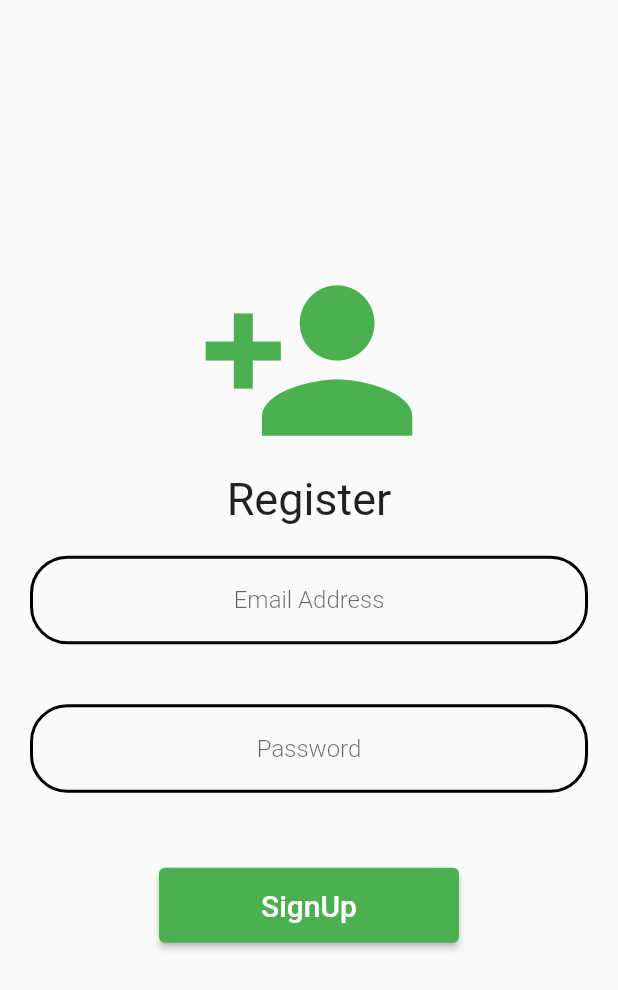
After one commit to omkale-dev/Khabr, a Flutter app: the screen it shows after launch, after a tap on "Login", after a tap on "New here, Sign UP", on a phone screen of 412 x 824 dp. The commit adds this screen. Shown: the top 990 px of the screen. Run offline on Flutter 3.47's test engine with Material 2 defaults, Android fonts, the phone set to English and light mode, and no system bars; our stand-ins replace share, shared_preferences, webview_flutter; network calls fail.

Commit message:
added login/signup feature and made category functional

```diff
--- /dev/null
+++ b/lib/Controller/passwordController.dart
@@ -0,0 +1,52 @@
+import 'package:shared_preferences/shared_preferences.dart';
+
+class PasswordController {
+  //save password and email
+  static Future<void> savePassword({String password, String email}) async {
+    SharedPreferences prefs = await SharedPreferences.getInstance();
+    prefs.setString("password", password);
+    prefs.setString("email", email);
+    prefs.setBool("logout", true);
+  }
+
+  //save password and email
+  static Future<bool> checkPassword({String password, String email}) async {
+    SharedPreferences prefs;
+    prefs = await SharedPreferences.getInstance();
+    if (password == prefs.getString("password") &&
+        email == prefs.getString("email")) {
+      prefs.setBool("logout", true);
+
+      return true;
+    }
+    return false;
+  }
+
+  //if already signin
+  static Future<bool> isSignin() async {
+    SharedPreferences prefs;
+    prefs = await SharedPreferences.getInstance();
+
+    if (prefs.containsKey("password") && prefs.containsKey("email")) {
+      return true;
+    } else {
+      return false;
+    }
+  }
+
+  static logout() async {
+    SharedPreferences prefs;
+    prefs = await SharedPreferences.getInstance();
+    prefs.setBool("logout", false);
+  }
+
+  static checkLoggedOut() async {
+    SharedPreferences prefs;
+    prefs = await SharedPreferences.getInstance();
+    if (prefs.containsKey("logout")) {
+      return prefs.getBool("logout");
+    } else {
+      return false;
+    }
+  }
+}
--- a/lib/View/categoryCard.dart
+++ b/lib/View/categoryCard.dart
@@ -2,13 +2,16 @@ import 'package:flutter/material.dart';
 
 class CategoryCard extends StatelessWidget {
   final String imageAssetUrl, category;
+  final getCategoryNews;
   CategoryCard({
     @required this.imageAssetUrl,
     @required this.category,
+    @required this.getCategoryNews,
   });
   @override
   Widget build(BuildContext context) {
     return GestureDetector(
+      onTap: getCategoryNews,
       child: Container(
         margin: EdgeInsets.all(6),
         height: 70,
--- a/lib/View/drawerView.dart
+++ b/lib/View/drawerView.dart
@@ -1,4 +1,6 @@
 import 'package:flutter/material.dart';
+import 'package:khabr/Controller/passwordController.dart';
+import 'package:khabr/View/loginScreen.dart';
 import 'package:khabr/View/privacyPolicy.dart';
 
 import 'about.dart';
@@ -10,6 +12,7 @@ class DrawerView extends StatelessWidget {
       child: Column(
         children: [
           ListTile(
+            leading: Icon(Icons.info),
             title: Text(
               "About",
               style: TextStyle(fontSize: 18),
@@ -18,6 +21,7 @@ class DrawerView extends StatelessWidget {
                 context, MaterialPageRoute(builder: (c) => About())),
           ),
           ListTile(
+            leading: Icon(Icons.privacy_tip),
             title: Text(
               "Privacy Policy",
               style: TextStyle(fontSize: 18),
@@ -25,6 +29,17 @@ class DrawerView extends StatelessWidget {
             onTap: () => Navigator.push(
                 context, MaterialPageRoute(builder: (c) => Privacy())),
           ),
+          ListTile(
+              leading: Icon(Icons.logout),
+              title: Text(
+                "Logout",
+                style: TextStyle(fontSize: 18),
+              ),
+              onTap: () => {
+                    PasswordController.logout(),
+                    Navigator.pushReplacement(context,
+                        MaterialPageRoute(builder: (c) => LoginScreen()))
+                  }),
           Spacer(),
           Row(
             mainAxisAlignment: MainAxisAlignment.center,
--- a/lib/View/homeScreen.dart
+++ b/lib/View/homeScreen.dart
@@ -18,7 +18,15 @@ class _HomeScreenState extends State<HomeScreen> {
   bool loading = true;
   getNews({String searchNews}) async {
     if (searchNews != null) {
+      ScaffoldMessenger.of(context).showSnackBar(SnackBar(
+        content: Text(
+          "Fetching News on $searchNews",
+          textAlign: TextAlign.center,
+        ),
+        behavior: SnackBarBehavior.floating,
+      ));
       news = await fetchNews(search: searchNews);
+
       loading = false;
     } else {
       news = await fetchNews();
@@ -43,6 +51,15 @@ class _HomeScreenState extends State<HomeScreen> {
           child: Icon(Icons.refresh),
           onPressed: () {
             getNews();
+            ScaffoldMessenger.of(context).showSnackBar(
+              SnackBar(
+                content: Text(
+                  "Refreshed",
+                  textAlign: TextAlign.center,
+                ),
+                behavior: SnackBarBehavior.floating,
+              ),
+            );
           },
         ),
         drawer: Drawer(
@@ -80,6 +97,8 @@ class _HomeScreenState extends State<HomeScreen> {
                   return CategoryCard(
                     imageAssetUrl: categoryList[i].imageUrl,
                     category: categoryList[i].category,
+                    getCategoryNews: () =>
+                        getNews(searchNews: categoryList[i].category),
                   );
                 },
                 itemCount: categoryList.length,
--- /dev/null
+++ b/lib/View/loginScreen.dart
@@ -0,0 +1,208 @@
+import 'dart:io';
+
+import 'package:flutter/material.dart';
+import 'package:khabr/Controller/passwordController.dart';
+import 'package:khabr/View/homeScreen.dart';
+import 'package:khabr/View/signUpScreen.dart';
+import 'package:shared_preferences/shared_preferences.dart';
+
+class LoginScreen extends StatefulWidget {
+  @override
+  _LoginScreenState createState() => _LoginScreenState();
+}
+
+class _LoginScreenState extends State<LoginScreen> {
+  final _formKey = GlobalKey<FormState>();
+  String password;
+  String email;
+
+  //if signin or forgot password
+  Future<Widget> isSignOrForgot() async {
+    bool isSignin = await PasswordController.isSignin();
+
+    if (isSignin) {
+      return GestureDetector(
+        onTap: () {
+          //go to register page
+          Navigator.push(
+              context, MaterialPageRoute(builder: (c) => SignUpScreen()));
+        },
+        child: Text(
+          "Forgot password",
+          style: TextStyle(
+            color: Colors.blue[900],
+            decoration: TextDecoration.underline,
+          ),
+        ),
+      );
+    } else {
+      return GestureDetector(
+        onTap: () {
+          //go to register page
+          Navigator.push(
+              context, MaterialPageRoute(builder: (c) => SignUpScreen()));
+        },
+        child: Text(
+          "New here, Sign UP",
+          style: TextStyle(
+            color: Colors.blue[900],
+            decoration: TextDecoration.underline,
+          ),
+        ),
+      );
+    }
+  }
+
+  @override
+  Widget build(BuildContext context) {
+    return Scaffold(
+      body: Center(
+        child: Column(
+          mainAxisAlignment: MainAxisAlignment.center,
+          children: [
+            Icon(
+              Icons.person,
+              size: 150,
+              color: Colors.green,
+            ),
+            Text(
+              "User Login",
+              style: TextStyle(fontSize: 30),
+            ),
+            Form(
+              key: _formKey,
+              child: Column(
+                children: [
+                  Padding(
+                    padding: const EdgeInsets.all(20.0),
+                    child: TextFormField(
+                      textAlign: TextAlign.center,
+                      decoration: InputDecoration(
+                        hintText: "Email Address",
+                        hintStyle: TextStyle(
+                          fontWeight: FontWeight.w300,
+                        ),
+                        focusedBorder: OutlineInputBorder(
+                          borderSide:
+                              const BorderSide(width: 2.0, color: Colors.green),
+                          borderRadius: BorderRadius.circular(25.0),
+                        ),
+                        enabledBorder: OutlineInputBorder(
+                          borderSide: const BorderSide(width: 2.0),
+                          borderRadius: BorderRadius.circular(25.0),
+                        ),
+                        focusedErrorBorder: OutlineInputBorder(
+                          borderSide:
+                              const BorderSide(width: 2.0, color: Colors.red),
+                          borderRadius: BorderRadius.circular(25.0),
+                        ),
+                        errorBorder: OutlineInputBorder(
+                          borderSide:
+                              const BorderSide(width: 2.0, color: Colors.red),
+                          borderRadius: BorderRadius.circular(25.0),
+                        ),
+                      ),
+                      validator: (text) {
+                        if (text != null &&
+                            text.isNotEmpty &&
+                            RegExp(r'^(([^<>()[\]\\.,;:\s@\"]+(\.[^<>()[\]\\.,;:\s@\"]+)*)|(\".+\"))@((\[[0-9]{1,3}\.[0-9]{1,3}\.[0-9]{1,3}\.[0-9]{1,3}\])|(([a-zA-Z\-0-9]+\.)+[a-zA-Z]{2,}))$')
+                                .hasMatch(text)) {
+                          email = text;
+                        } else {
+                          return 'Enter Valid Email';
+                        }
+                        return null;
+                      },
+                    ),
+                  ),
+                  Padding(
+                    padding: const EdgeInsets.all(20.0),
+                    child: TextFormField(
+                      obscureText: true,
+                      textAlign: TextAlign.center,
+                      decoration: InputDecoration(
+                        hintText: "Password",
+                        hintStyle: TextStyle(
+                          fontWeight: FontWeight.w300,
+                        ),
+                        focusedBorder: OutlineInputBorder(
+                          borderSide:
+                              const BorderSide(width: 2.0, color: Colors.green),
+                          borderRadius: BorderRadius.circular(25.0),
+                        ),
+                        enabledBorder: OutlineInputBorder(
+                          borderSide: const BorderSide(width: 2.0),
+                          borderRadius: BorderRadius.circular(25.0),
+                        ),
+                        focusedErrorBorder: OutlineInputBorder(
+                          borderSide:
+                              const BorderSide(width: 2.0, color: Colors.red),
+                          borderRadius: BorderRadius.circular(25.0),
+                        ),
+                        errorBorder: OutlineInputBorder(
+                          borderSide:
+                              const BorderSide(width: 2.0, color: Colors.red),
+                          borderRadius: BorderRadius.circular(25.0),
+                        ),
+                      ),
+                      validator: (text) {
+                        if (text != null &&
+                            text.isNotEmpty &&
+                            text.length >= 4) {
+                          password = text;
+                        } else {
+                          return 'Enter Valid Password';
+                        }
+                        return null;
+                      },
+                    ),
+                  ),
+                ],
+              ),
+            ),
+            SizedBox(
+              height: 30,
+            ),
+            Container(
+              width: 200,
+              height: 50,
+              child: ElevatedButton(
+                onPressed: () async {
+                  if (_formKey.currentState.validate()) {
+                    //login creds were valid
+                    bool status = await PasswordController.checkPassword(
+                        password: password, email: email);
+
+                    if (status) {
+                      Navigator.pushReplacement(context,
+                          MaterialPageRoute(builder: (c) => HomeScreen()));
+                    } else {
+                      ScaffoldMessenger.of(context).showSnackBar(SnackBar(
+                          content: Text("Please enter valid credentials")));
+                    }
+                  }
+                },
+                child: Text(
+                  "Login",
+                  style: TextStyle(fontSize: 20),
+                ),
+              ),
+            ),
+            SizedBox(
+              height: 30,
+            ),
+            FutureBuilder(
+              builder: (ctx, snapshot) {
+                return snapshot.data ??
+                    Center(
+                      child: CircularProgressIndicator(),
+                    );
+              },
+              future: isSignOrForgot(),
+            ),
+          ],
+        ),
+      ),
+    );
+  }
+}
--- a/lib/View/newsListCard.dart
+++ b/lib/View/newsListCard.dart
@@ -5,6 +5,16 @@ class NewsListCard extends StatelessWidget {
   final String imageUrl, title, description, articleUrl;
   NewsListCard(
       {@required this.imageUrl, this.title, this.description, this.articleUrl});
+
+  ImageProvider getImage() {
+    try {
+      return NetworkImage(imageUrl);
+    } catch (e) {
+      print("Error in loading image");
+      return AssetImage('assets/images/khaBr.png');
+    }
+  }
+
   @override
   Widget build(BuildContext context) {
     return GestureDetector(
@@ -21,11 +31,15 @@ class NewsListCard extends StatelessWidget {
           children: [
             Container(
               height: 200,
+              width: double.infinity,
               decoration: BoxDecoration(
                 color: Colors.green,
                 borderRadius: BorderRadius.circular(5),
                 image: DecorationImage(
-                    image: NetworkImage(imageUrl), fit: BoxFit.cover),
+                  // image: NetworkImage(imageUrl),
+                  image: getImage(),
+                  fit: BoxFit.cover,
+                ),
               ),
             ),
             SizedBox(
--- /dev/null
+++ b/lib/View/signUpScreen.dart
@@ -0,0 +1,161 @@
+import 'package:flutter/material.dart';
+import 'package:khabr/Controller/passwordController.dart';
+import 'package:shared_preferences/shared_preferences.dart';
+
+class SignUpScreen extends StatefulWidget {
+  @override
+  _SignUpScreenState createState() => _SignUpScreenState();
+}
+
+class _SignUpScreenState extends State<SignUpScreen> {
+  final _formKey = GlobalKey<FormState>();
+  String password;
+  String email;
+
+  @override
+  Widget build(BuildContext context) {
+    return Scaffold(
+      body: Center(
+        child: Column(
+          mainAxisAlignment: MainAxisAlignment.center,
+          children: [
+            Icon(
+              Icons.person_add,
+              size: 150,
+              color: Colors.green,
+            ),
+            Text(
+              "Register",
+              style: TextStyle(fontSize: 30),
+            ),
+            Form(
+              key: _formKey,
+              child: Column(
+                children: [
+                  Padding(
+                    padding: const EdgeInsets.all(20.0),
+                    child: TextFormField(
+                      textAlign: TextAlign.center,
+                      decoration: InputDecoration(
+                        hintText: "Email Address",
+                        hintStyle: TextStyle(
+                          fontWeight: FontWeight.w300,
+                        ),
+                        focusedBorder: OutlineInputBorder(
+                          borderSide:
+                              const BorderSide(width: 2.0, color: Colors.green),
+                          borderRadius: BorderRadius.circular(25.0),
+                        ),
+                        enabledBorder: OutlineInputBorder(
+                          borderSide: const BorderSide(width: 2.0),
+                          borderRadius: BorderRadius.circular(25.0),
+                        ),
+                        focusedErrorBorder: OutlineInputBorder(
+                          borderSide:
+                              const BorderSide(width: 2.0, color: Colors.red),
+                          borderRadius: BorderRadius.circular(25.0),
+                        ),
+                        errorBorder: OutlineInputBorder(
+                          borderSide:
+                              const BorderSide(width: 2.0, color: Colors.red),
+                          borderRadius: BorderRadius.circular(25.0),
+                        ),
+                      ),
+                      validator: (text) {
+                        if (text != null &&
+                            text.isNotEmpty &&
+                            RegExp(r'^(([^<>()[\]\\.,;:\s@\"]+(\.[^<>()[\]\\.,;:\s@\"]+)*)|(\".+\"))@((\[[0-9]{1,3}\.[0-9]{1,3}\.[0-9]{1,3}\.[0-9]{1,3}\])|(([a-zA-Z\-0-9]+\.)+[a-zA-Z]{2,}))$')
+                                .hasMatch(text)) {
+                          //valid email
+                          setState(() {
+                            email = text;
+                          });
+                        } else {
+                          return 'Enter Valid Email';
+                        }
+
+                        return null;
+                      },
+                    ),
+                  ),
+                  Padding(
+                    padding: const EdgeInsets.all(20.0),
+                    child: TextFormField(
+                      obscureText: true,
+                      textAlign: TextAlign.center,
+                      decoration: InputDecoration(
+                        hintText: "Password",
+                        hintStyle: TextStyle(
+                          fontWeight: FontWeight.w300,
+                        ),
+                        focusedBorder: OutlineInputBorder(
+                          borderSide:
+                              const BorderSide(width: 2.0, color: Colors.green),
+                          borderRadius: BorderRadius.circular(25.0),
+                        ),
+                        enabledBorder: OutlineInputBorder(
+                          borderSide: const BorderSide(width: 2.0),
+                          borderRadius: BorderRadius.circular(25.0),
+                        ),
+                        focusedErrorBorder: OutlineInputBorder(
+                          borderSide:
+                              const BorderSide(width: 2.0, color: Colors.red),
+                          borderRadius: BorderRadius.circular(25.0),
+                        ),
+                        errorBorder: OutlineInputBorder(
+                          borderSide:
+                              const BorderSide(width: 2.0, color: Colors.red),
+                          borderRadius: BorderRadius.circular(25.0),
+                        ),
+                      ),
+                      validator: (text) {
+                        if (text != null &&
+                            text.isNotEmpty &&
+                            text.length >= 4) {
+                          //valid password
+                          setState(() {
+                            password = text;
+                          });
+                        } else {
+                          return 'Enter Valid Password';
+                        }
+                        return null;
+                      },
+                    ),
+                  ),
+                ],
+              ),
+            ),
+            SizedBox(
+              height: 30,
+            ),
+            Container(
+              width: 200,
+              height: 50,
+              child: ElevatedButton(
+                onPressed: () {
+                  if (_formKey.currentState.validate()) {
+                    PasswordController.savePassword(
+                        password: password, email: email);
+                    ScaffoldMessenger.of(context).showSnackBar(
+                        SnackBar(content: Text("SignUp was successfull")));
+                    Navigator.pop(context);
+                  }
+                },
+                child: Text(
+                  "SignUp",
+                  style: TextStyle(fontSize: 20),
+                ),
+              ),
+            ),
+            SizedBox(
+              height: 30,
+            ),
+            // Text("email:admin@khabar.com"),
+            // Text("password:admin"),
+          ],
+        ),
+      ),
+    );
+  }
+}
--- a/lib/main.dart
+++ b/lib/main.dart
@@ -1,6 +1,7 @@
 import 'dart:async';
-
 import 'package:flutter/material.dart';
+import 'package:khabr/Controller/passwordController.dart';
+import 'package:khabr/View/loginScreen.dart';
 
 import 'View/homeScreen.dart';
 
@@ -35,10 +36,25 @@ class LogoPage extends StatefulWidget {
 class _LogoPageState extends State<LogoPage> {
   void initState() {
     super.initState();
-    Timer(
-        Duration(seconds: 3),
-        () => Navigator.pushReplacement(
-            context, MaterialPageRoute(builder: (c) => HomeScreen())));
+    checkIfLogin();
+  }
+
+  Future<void> checkIfLogin() async {
+    bool isSignin = await PasswordController.isSignin();
+    bool isLoggedOut = await PasswordController.checkLoggedOut();
+    print("isLoggedOut $isLoggedOut");
+    print("isSignin $isSignin");
+    if (isSignin && isLoggedOut) {
+      Timer(
+          Duration(seconds: 3),
+          () => Navigator.pushReplacement(
+              context, MaterialPageRoute(builder: (c) => HomeScreen())));
+    } else {
+      Timer(
+          Duration(seconds: 3),
+          () => Navigator.pushReplacement(
+              context, MaterialPageRoute(builder: (c) => LoginScreen())));
+    }
   }
 
   @override
--- a/lib/secret.dart
+++ b/lib/secret.dart
@@ -1,2 +1 @@
-// TODO:Add your api key from newsapi.org
-const String apiKey = 'add_your_api_key';
+const String apiKey = '2db5e74e97674ae898939f53197d2031';
--- a/pubspec.yaml
+++ b/pubspec.yaml
@@ -11,6 +11,8 @@ dependencies:
   http: ^0.13.1
   webview_flutter: ^2.0.2
   share: ^2.0.1
+  shared_preferences: ^2.0.6
+
 dev_dependencies:
   flutter_test:
     sdk: flutter
```
Also changed, not shown: pubspec.lock, 3 other files.
